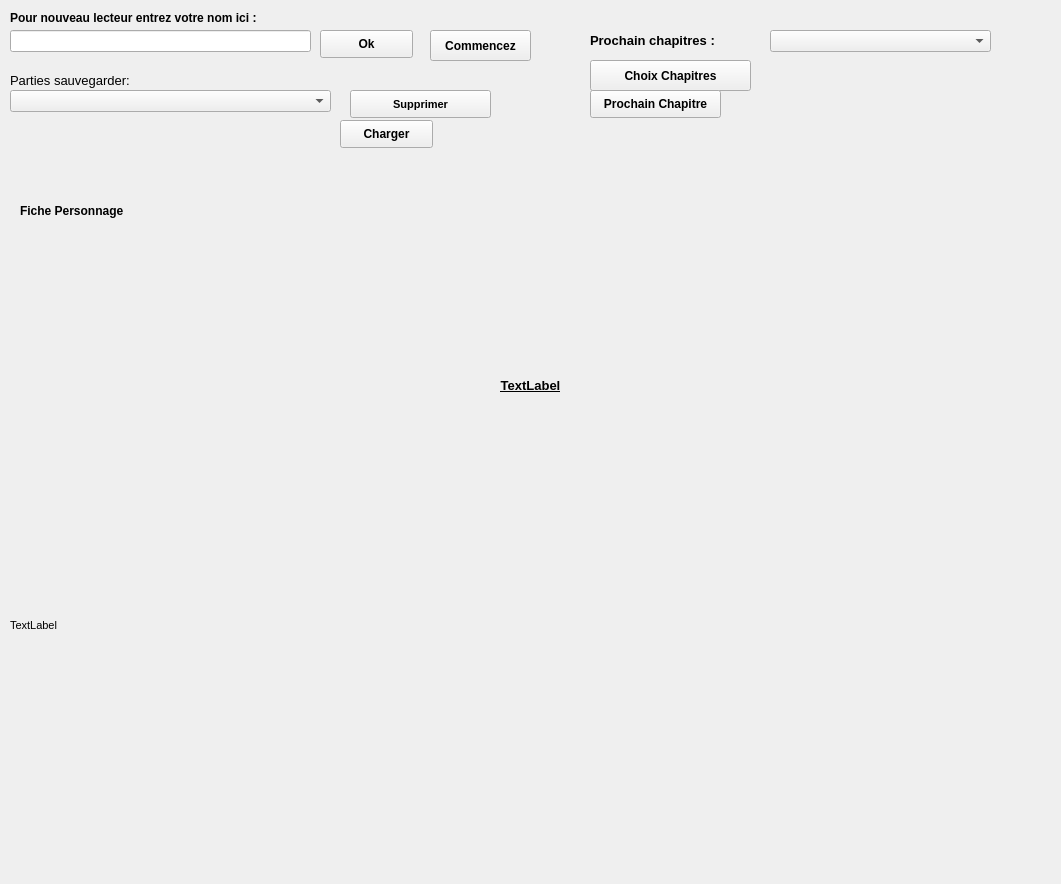
Before: the Qt Designer form GUI/GUI.ui in 2164459-Marquis-Thomas/Livre_hero_LES_POKECONS, drawn with Qt 5.
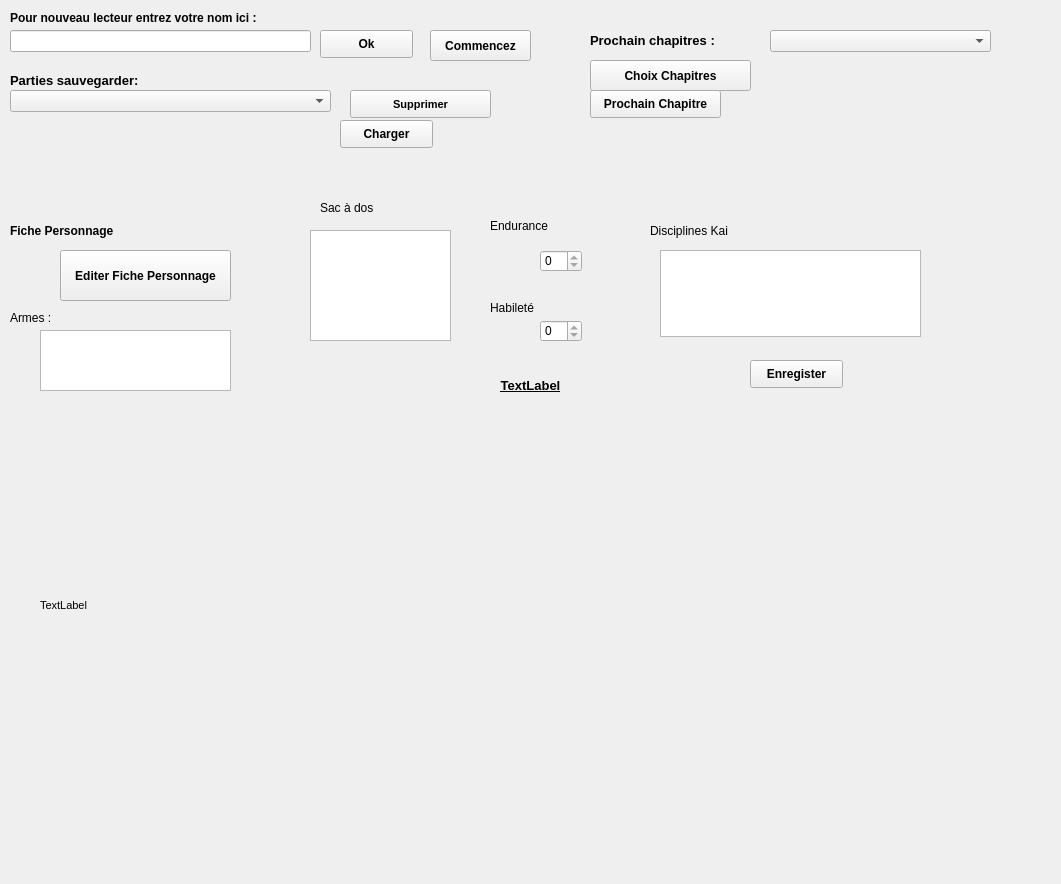
After: the same form once the commit is applied.

Diff of the .ui file:
```diff
--- a/GUI/GUI.ui
+++ b/GUI/GUI.ui
@@ -59,6 +59,8 @@
     <property name="font">
      <font>
       <pointsize>10</pointsize>
+      <weight>75</weight>
+      <bold>true</bold>
      </font>
     </property>
     <property name="text">
@@ -159,8 +161,8 @@
    <widget class="QLabel" name="labelTexte">
     <property name="geometry">
      <rect>
-      <x>10</x>
-      <y>410</y>
+      <x>40</x>
+      <y>390</y>
       <width>1021</width>
       <height>431</height>
      </rect>
@@ -295,8 +297,8 @@
    <widget class="QLabel" name="labelFichePerso">
     <property name="geometry">
      <rect>
-      <x>20</x>
-      <y>200</y>
+      <x>10</x>
+      <y>220</y>
       <width>271</width>
       <height>21</height>
      </rect>
@@ -311,6 +313,204 @@
      <string>Fiche Personnage</string>
     </property>
    </widget>
+   <widget class="QPlainTextEdit" name="plainTextEditSac">
+    <property name="enabled">
+     <bool>true</bool>
+    </property>
+    <property name="geometry">
+     <rect>
+      <x>310</x>
+      <y>230</y>
+      <width>141</width>
+      <height>111</height>
+     </rect>
+    </property>
+    <property name="readOnly">
+     <bool>true</bool>
+    </property>
+   </widget>
+   <widget class="QSpinBox" name="spinBoxEndu">
+    <property name="enabled">
+     <bool>true</bool>
+    </property>
+    <property name="geometry">
+     <rect>
+      <x>540</x>
+      <y>250</y>
+      <width>42</width>
+      <height>22</height>
+     </rect>
+    </property>
+    <property name="readOnly">
+     <bool>true</bool>
+    </property>
+    <property name="maximum">
+     <number>10</number>
+    </property>
+   </widget>
+   <widget class="QSpinBox" name="spinBoxHab">
+    <property name="enabled">
+     <bool>true</bool>
+    </property>
+    <property name="geometry">
+     <rect>
+      <x>540</x>
+      <y>320</y>
+      <width>42</width>
+      <height>22</height>
+     </rect>
+    </property>
+    <property name="readOnly">
+     <bool>true</bool>
+    </property>
+    <property name="maximum">
+     <number>10</number>
+    </property>
+   </widget>
+   <widget class="QLabel" name="label">
+    <property name="geometry">
+     <rect>
+      <x>650</x>
+      <y>220</y>
+      <width>151</width>
+      <height>21</height>
+     </rect>
+    </property>
+    <property name="font">
+     <font>
+      <weight>50</weight>
+      <bold>false</bold>
+     </font>
+    </property>
+    <property name="text">
+     <string>Disciplines Kai</string>
+    </property>
+   </widget>
+   <widget class="QLabel" name="label_2">
+    <property name="geometry">
+     <rect>
+      <x>10</x>
+      <y>310</y>
+      <width>81</width>
+      <height>16</height>
+     </rect>
+    </property>
+    <property name="font">
+     <font>
+      <weight>50</weight>
+      <bold>false</bold>
+     </font>
+    </property>
+    <property name="text">
+     <string>Armes :</string>
+    </property>
+   </widget>
+   <widget class="QLabel" name="label_3">
+    <property name="geometry">
+     <rect>
+      <x>320</x>
+      <y>200</y>
+      <width>61</width>
+      <height>16</height>
+     </rect>
+    </property>
+    <property name="text">
+     <string>Sac à dos</string>
+    </property>
+   </widget>
+   <widget class="QLabel" name="label_4">
+    <property name="geometry">
+     <rect>
+      <x>490</x>
+      <y>216</y>
+      <width>71</width>
+      <height>20</height>
+     </rect>
+    </property>
+    <property name="text">
+     <string>Endurance</string>
+    </property>
+   </widget>
+   <widget class="QLabel" name="label_5">
+    <property name="geometry">
+     <rect>
+      <x>490</x>
+      <y>300</y>
+      <width>55</width>
+      <height>16</height>
+     </rect>
+    </property>
+    <property name="text">
+     <string>Habileté</string>
+    </property>
+   </widget>
+   <widget class="QPushButton" name="pushButtonPerso">
+    <property name="geometry">
+     <rect>
+      <x>60</x>
+      <y>250</y>
+      <width>171</width>
+      <height>51</height>
+     </rect>
+    </property>
+    <property name="font">
+     <font>
+      <weight>75</weight>
+      <bold>true</bold>
+     </font>
+    </property>
+    <property name="text">
+     <string>Editer Fiche Personnage</string>
+    </property>
+    <property name="flat">
+     <bool>false</bool>
+    </property>
+   </widget>
+   <widget class="QPushButton" name="pushButtonEnreg">
+    <property name="geometry">
+     <rect>
+      <x>750</x>
+      <y>360</y>
+      <width>93</width>
+      <height>28</height>
+     </rect>
+    </property>
+    <property name="font">
+     <font>
+      <weight>75</weight>
+      <bold>true</bold>
+     </font>
+    </property>
+    <property name="text">
+     <string>Enregister</string>
+    </property>
+   </widget>
+   <widget class="QPlainTextEdit" name="plainTextEditArmes">
+    <property name="geometry">
+     <rect>
+      <x>40</x>
+      <y>330</y>
+      <width>191</width>
+      <height>61</height>
+     </rect>
+    </property>
+    <property name="readOnly">
+     <bool>true</bool>
+    </property>
+   </widget>
+   <widget class="QPlainTextEdit" name="plainTextEditKai">
+    <property name="geometry">
+     <rect>
+      <x>660</x>
+      <y>250</y>
+      <width>261</width>
+      <height>87</height>
+     </rect>
+    </property>
+    <property name="readOnly">
+     <bool>true</bool>
+    </property>
+   </widget>
   </widget>
   <widget class="QMenuBar" name="menubar">
    <property name="geometry">
```
Left out of the diff: 33 changed lines with no effect on the pictures.
